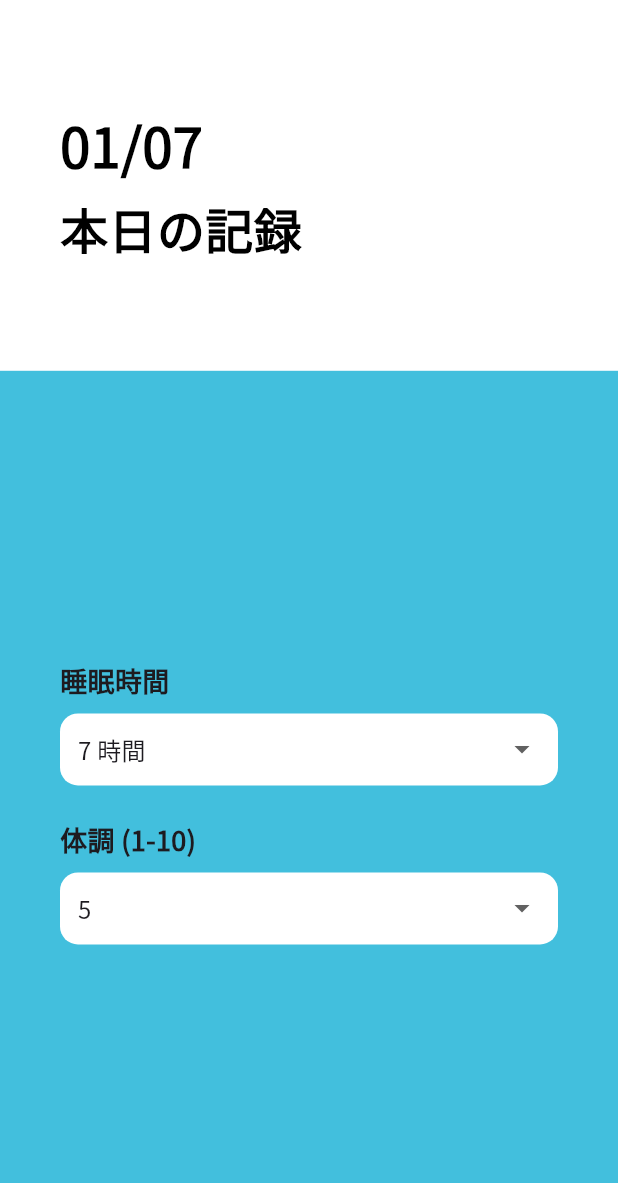
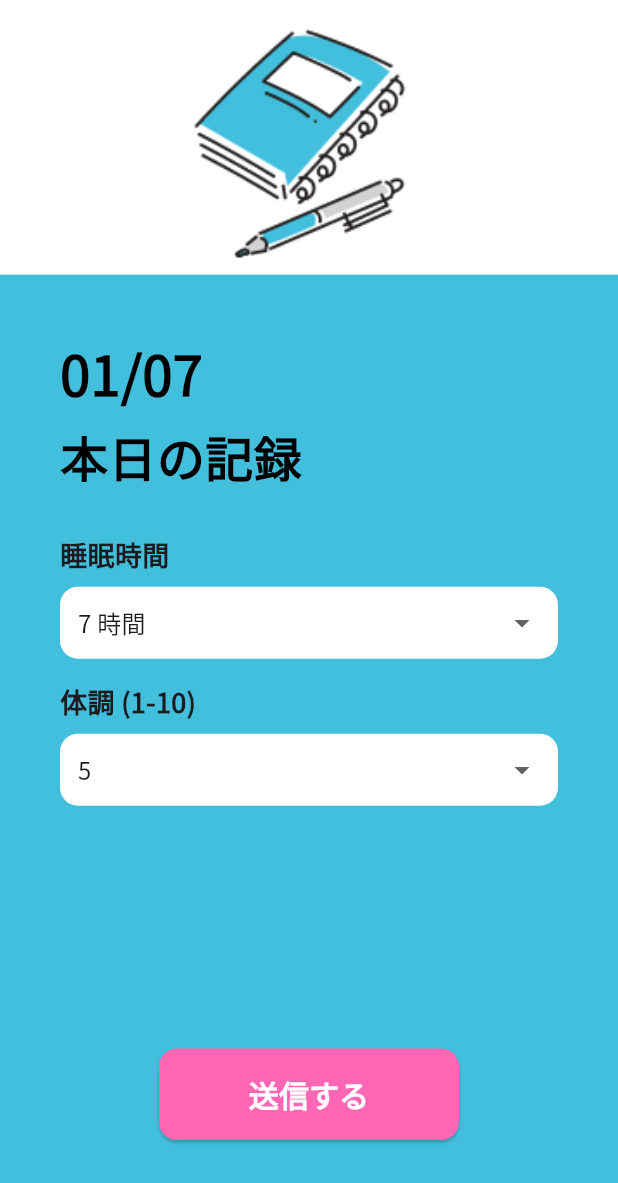
Before and after one commit to health-Care-App/health_care_app, a Flutter app: the SurveyScreen screen opened directly, on a phone screen of 412 x 824 dp. Shown: the top 1183 px of the screen. Run offline on Flutter 3.47's test engine with Material 3 defaults, Android fonts, the light colour scheme and no system bars; our stand-ins replace audioplayers, cloud_firestore, firebase_auth, firebase_core, fl_chart, flutter_svg and 3 more; accounts and stored records are empty; network calls fail; statements that could not run were skipped.

Commit message:
survey画面デザイン

```diff
--- a/frontend/app/lib/chat/chat_screen.dart
+++ b/frontend/app/lib/chat/chat_screen.dart
@@ -32,7 +32,9 @@ class _ChatScreenState extends State<ChatScreen> {
     if (!isToday) {
       Navigator.pushReplacement(
         context,
-        MaterialPageRoute(builder: (context) => const UserInfoScreen()), // 画面制御
+        MaterialPageRoute(
+            builder: (context) =>
+                const UserInfoScreen()), // 当日記録をしていなかったら遷移する画面
       );
     }
   }
--- a/frontend/app/lib/survey.dart
+++ /dev/null
@@ -1,201 +0,0 @@
-import 'package:flutter/material.dart';
-import 'package:intl/intl.dart';
-import 'package:app/api/sleep_time/post/fetch.dart';
-import 'package:app/api/health/post/fetch.dart';
-import 'package:app/chat/chat_screen.dart';
-import 'package:app/color.dart';
-
-class SurveyScreen extends StatefulWidget {
-  const SurveyScreen({Key? key}) : super(key: key);
-
-  @override
-  State<SurveyScreen> createState() => _SurveyScreenState();
-}
-
-class _SurveyScreenState extends State<SurveyScreen> {
-  String selectedSleepTime = '7'; // 睡眠時間の初期値
-  String selectedCondition = '5'; // 体調の初期値
-  bool isLoading = false; // ローディング状態
-
-  Future<void> submitSurvey() async {
-    setState(() {
-      isLoading = true;
-    });
-
-    try {
-      final sleepTime = int.parse(selectedSleepTime);
-      final health = int.parse(selectedCondition);
-
-      final sleepResponse = await postSleepTime(sleepTime);
-      if (sleepResponse.message != "ok") {
-        throw Exception("睡眠時間データ送信に失敗しました");
-      }
-
-      final healthResponse = await postHealth(health);
-      if (healthResponse.message != "ok") {
-        throw Exception("体調データ送信に失敗しました");
-      }
-
-      ScaffoldMessenger.of(context).showSnackBar(
-        const SnackBar(content: Text("データ送信に成功しました")),
-      );
-
-      Navigator.pushReplacement(
-        context,
-        MaterialPageRoute(builder: (context) => const ChatScreen()),
-      );
-    } catch (e) {
-      ScaffoldMessenger.of(context).showSnackBar(
-        SnackBar(content: Text("エラーが発生しました: $e")),
-      );
-    } finally {
-      setState(() {
-        isLoading = false;
-      });
-    }
-  }
-
-  String getCurrentDate() {
-    final now = DateTime.now();
-    return DateFormat('MM/dd').format(now);
-  }
-
-  @override
-  Widget build(BuildContext context) {
-    return Scaffold(
-      body: Column(
-        children: [
-          Container(
-            height: MediaQuery.of(context).size.height * 0.3, // 画面の縦幅の3割
-            width: double.infinity,
-            color: Colors.white,
-            child: Padding(
-              padding:
-                  const EdgeInsets.symmetric(horizontal: 40.0, vertical: 24.0),
-              child: Column(
-                crossAxisAlignment: CrossAxisAlignment.start,
-                mainAxisAlignment: MainAxisAlignment.center,
-                children: [
-                  Text(
-                    getCurrentDate(),
-                    style: const TextStyle(
-                      fontSize: 36,
-                      color: Colors.black,
-                      fontWeight: FontWeight.bold,
-                    ),
-                  ),
-                  const SizedBox(height: 8),
-                  const Text(
-                    '本日の記録',
-                    style: TextStyle(
-                      fontSize: 32,
-                      color: Colors.black,
-                      fontWeight: FontWeight.bold,
-                    ),
-                  ),
-                ],
-              ),
-            ),
-          ),
-          Expanded(
-            child: Container(
-              width: double.infinity, // 背景を画面幅いっぱいに広げる
-              color: baseColor, // 背景色を水色に設定
-              child: Padding(
-                padding: const EdgeInsets.symmetric(
-                    horizontal: 40.0, vertical: 24.0),
-                child: Column(
-                  crossAxisAlignment: CrossAxisAlignment.start,
-                  mainAxisAlignment: MainAxisAlignment.center,
-                  children: [
-                    Column(
-                      crossAxisAlignment: CrossAxisAlignment.start,
-                      children: [
-                        const Text(
-                          '睡眠時間',
-                          style: TextStyle(
-                              fontSize: 18, fontWeight: FontWeight.bold),
-                        ),
-                        const SizedBox(height: 8),
-                        Container(
-                          decoration: BoxDecoration(
-                            color: Colors.white,
-                            borderRadius: BorderRadius.circular(12),
-                          ),
-                          padding: const EdgeInsets.symmetric(horizontal: 12),
-                          child: DropdownButton<String>(
-                            value: selectedSleepTime,
-                            isExpanded: true,
-                            underline: SizedBox.shrink(),
-                            dropdownColor: Colors.white,
-                            borderRadius: BorderRadius.circular(12),
-                            items: List.generate(12, (index) {
-                              final value = (index + 1).toString();
-                              return DropdownMenuItem(
-                                value: value,
-                                child: Text(
-                                  '$value 時間',
-                                  style: TextStyle(fontSize: 16),
-                                ),
-                              );
-                            }),
-                            onChanged: (value) {
-                              setState(() {
-                                selectedSleepTime = value!;
-                              });
-                            },
-                          ),
-                        ),
-                      ],
-                    ),
-                    const SizedBox(height: 24),
-                    Column(
-                      crossAxisAlignment: CrossAxisAlignment.start,
-                      children: [
-                        const Text(
-                          '体調 (1-10)',
-                          style: TextStyle(
-                              fontSize: 18, fontWeight: FontWeight.bold),
-                        ),
-                        const SizedBox(height: 8),
-                        Container(
-                          decoration: BoxDecoration(
-                            color: Colors.white,
-                            borderRadius: BorderRadius.circular(12),
-                          ),
-                          padding: const EdgeInsets.symmetric(horizontal: 12),
-                          child: DropdownButton<String>(
-                            value: selectedCondition,
-                            isExpanded: true,
-                            underline: SizedBox.shrink(),
-                            dropdownColor: Colors.white,
-                            borderRadius: BorderRadius.circular(12),
-                            items: List.generate(10, (index) {
-                              final value = (index + 1).toString();
-                              return DropdownMenuItem(
-                                value: value,
-                                child: Text(
-                                  value,
-                                  style: TextStyle(fontSize: 16),
-                                ),
-                              );
-                            }),
-                            onChanged: (value) {
-                              setState(() {
-                                selectedCondition = value!;
-                              });
-                            },
-                          ),
-                        ),
-                      ],
-                    ),
-                  ],
-                ),
-              ),
-            ),
-          ),
-        ],
-      ),
-    );
-  }
-}
--- /dev/null
+++ b/frontend/app/lib/survey/survey.dart
@@ -0,0 +1,248 @@
+import 'package:flutter/material.dart';
+import 'package:intl/intl.dart';
+import 'package:app/api/sleep_time/post/fetch.dart';
+import 'package:app/api/health/post/fetch.dart';
+import 'package:app/chat/chat_screen.dart';
+import 'package:app/color.dart';
+
+class SurveyScreen extends StatefulWidget {
+  const SurveyScreen({Key? key}) : super(key: key);
+
+  @override
+  State<SurveyScreen> createState() => _SurveyScreenState();
+}
+
+class _SurveyScreenState extends State<SurveyScreen> {
+  String selectedSleepTime = '7'; // 睡眠時間の初期値
+  String selectedCondition = '5'; // 体調の初期値
+  bool isLoading = false; // ローディング状態
+
+  Future<void> submitSurvey() async {
+    setState(() {
+      isLoading = true;
+    });
+
+    try {
+      final sleepTime = int.parse(selectedSleepTime);
+      final health = int.parse(selectedCondition);
+
+      final sleepResponse = await postSleepTime(sleepTime);
+      if (sleepResponse.message != "ok") {
+        throw Exception("睡眠時間データ送信に失敗しました");
+      }
+
+      final healthResponse = await postHealth(health);
+      if (healthResponse.message != "ok") {
+        throw Exception("体調データ送信に失敗しました");
+      }
+
+      ScaffoldMessenger.of(context).showSnackBar(
+        const SnackBar(content: Text("データ送信に成功しました")),
+      );
+
+      Navigator.pushReplacement(
+        context,
+        MaterialPageRoute(builder: (context) => const ChatScreen()),
+      );
+    } catch (e) {
+      ScaffoldMessenger.of(context).showSnackBar(
+        SnackBar(content: Text("エラーが発生しました: $e")),
+      );
+    } finally {
+      setState(() {
+        isLoading = false;
+      });
+    }
+  }
+
+  String getCurrentDate() {
+    final now = DateTime.now();
+    return DateFormat('MM/dd').format(now);
+  }
+
+  @override
+  Widget build(BuildContext context) {
+    return Scaffold(
+      body: Column(
+        children: [
+          // 上部の白背景部分に画像を追加
+          Expanded(
+            flex: 2, // flex値を3から2に変更して高さを縮小
+            child: Container(
+              width: double.infinity,
+              color: Colors.white,
+              child: Padding(
+                padding: const EdgeInsets.all(8.0), // 余白を少し減らす
+                child: Image.asset(
+                  'assets/images/survey.png', // 画像ファイルのパス
+                  fit: BoxFit.contain, // 画像を適切にリサイズ
+                  alignment: Alignment.center, // 中央に配置
+                ),
+              ),
+            ),
+          ),
+          Expanded(
+            flex: 7,
+            child: Stack(
+              children: [
+                Container(
+                  width: double.infinity,
+                  color: baseColor, // 背景色を水色に設定
+                ),
+                Padding(
+                  padding: const EdgeInsets.only(left: 40.0, top: 40.0),
+                  child: Column(
+                    mainAxisSize: MainAxisSize.min,
+                    crossAxisAlignment: CrossAxisAlignment.start, // 左寄せ設定
+                    children: [
+                      Text(
+                        getCurrentDate(),
+                        style: const TextStyle(
+                          fontSize: 36,
+                          color: Colors.black,
+                          fontWeight: FontWeight.bold,
+                        ),
+                      ),
+                      const SizedBox(height: 8),
+                      const Text(
+                        '本日の記録',
+                        style: TextStyle(
+                          fontSize: 32,
+                          color: Colors.black,
+                          fontWeight: FontWeight.bold,
+                        ),
+                      ),
+                    ],
+                  ),
+                ),
+                Padding(
+                  padding: const EdgeInsets.symmetric(
+                      horizontal: 40.0, vertical: 24.0),
+                  child: Column(
+                    mainAxisAlignment: MainAxisAlignment.start, // 上寄せ配置
+                    crossAxisAlignment: CrossAxisAlignment.start,
+                    children: [
+                      const SizedBox(height: 150), // 「本日の記録」とドロップダウンの間を調整
+                      Column(
+                        crossAxisAlignment: CrossAxisAlignment.start,
+                        children: [
+                          const Text(
+                            '睡眠時間',
+                            style: TextStyle(
+                                fontSize: 18, fontWeight: FontWeight.bold),
+                          ),
+                          const SizedBox(height: 8),
+                          Container(
+                            decoration: BoxDecoration(
+                              color: Colors.white,
+                              borderRadius: BorderRadius.circular(12),
+                            ),
+                            padding: const EdgeInsets.symmetric(horizontal: 12),
+                            child: DropdownButton<String>(
+                              value: selectedSleepTime,
+                              isExpanded: true,
+                              underline: SizedBox.shrink(),
+                              dropdownColor: Colors.white,
+                              borderRadius: BorderRadius.circular(12),
+                              items: List.generate(12, (index) {
+                                final value = (index + 1).toString();
+                                return DropdownMenuItem(
+                                  value: value,
+                                  child: Text(
+                                    '$value 時間',
+                                    style: TextStyle(fontSize: 16),
+                                  ),
+                                );
+                              }),
+                              onChanged: (value) {
+                                setState(() {
+                                  selectedSleepTime = value!;
+                                });
+                              },
+                            ),
+                          ),
+                        ],
+                      ),
+                      const SizedBox(height: 16), // 睡眠時間と体調の間を少し狭める
+                      Column(
+                        crossAxisAlignment: CrossAxisAlignment.start,
+                        children: [
+                          const Text(
+                            '体調 (1-10)',
+                            style: TextStyle(
+                                fontSize: 18, fontWeight: FontWeight.bold),
+                          ),
+                          const SizedBox(height: 8),
+                          Container(
+                            decoration: BoxDecoration(
+                              color: Colors.white,
+                              borderRadius: BorderRadius.circular(12),
+                            ),
+                            padding: const EdgeInsets.symmetric(horizontal: 12),
+                            child: DropdownButton<String>(
+                              value: selectedCondition,
+                              isExpanded: true,
+                              underline: SizedBox.shrink(),
+                              dropdownColor: Colors.white,
+                              borderRadius: BorderRadius.circular(12),
+                              items: List.generate(10, (index) {
+                                final value = (index + 1).toString();
+                                return DropdownMenuItem(
+                                  value: value,
+                                  child: Text(
+                                    value,
+                                    style: TextStyle(fontSize: 16),
+                                  ),
+                                );
+                              }),
+                              onChanged: (value) {
+                                setState(() {
+                                  selectedCondition = value!;
+                                });
+                              },
+                            ),
+                          ),
+                        ],
+                      ),
+                    ],
+                  ),
+                ),
+                Align(
+                  alignment: Alignment.bottomCenter, // ボタンを画面の下中央に配置
+                  child: Padding(
+                    padding: const EdgeInsets.only(bottom: 64.0), // 下部余白を追加
+                    child: ElevatedButton(
+                      onPressed: isLoading ? null : submitSurvey,
+                      style: ElevatedButton.styleFrom(
+                        padding: const EdgeInsets.symmetric(
+                            horizontal: 32, vertical: 16),
+                        minimumSize: const Size(200, 50), // ボタンの最小サイズを指定
+                        backgroundColor: pinkColor, // 背景色をpinkColorに変更
+                        shape: RoundedRectangleBorder(
+                          borderRadius: BorderRadius.circular(12),
+                        ),
+                      ),
+                      child: isLoading
+                          ? const CircularProgressIndicator(
+                              valueColor:
+                                  AlwaysStoppedAnimation<Color>(Colors.white),
+                            )
+                          : const Text(
+                              '送信する',
+                              style: TextStyle(
+                                fontSize: 20, // フォントサイズを拡大
+                                fontWeight: FontWeight.bold,
+                                color: Colors.white, // テキストの色を白に設定
+                              ),
+                            ),
+                    ),
+                  ),
+                ),
+              ],
+            ),
+          ),
+        ],
+      ),
+    );
+  }
+}
--- a/frontend/app/lib/user_info.dart
+++ b/frontend/app/lib/user_info.dart
@@ -1,4 +1,4 @@
-import 'package:app/survey.dart';
+import 'package:app/survey/survey.dart';
 import 'package:app/google_auth/auth.dart';
 import 'package:app/sign_in/sign_in_screen.dart';
 import 'package:flutter/material.dart';
```
Also changed, not shown: frontend/app/assets/images/survey.png (added).
